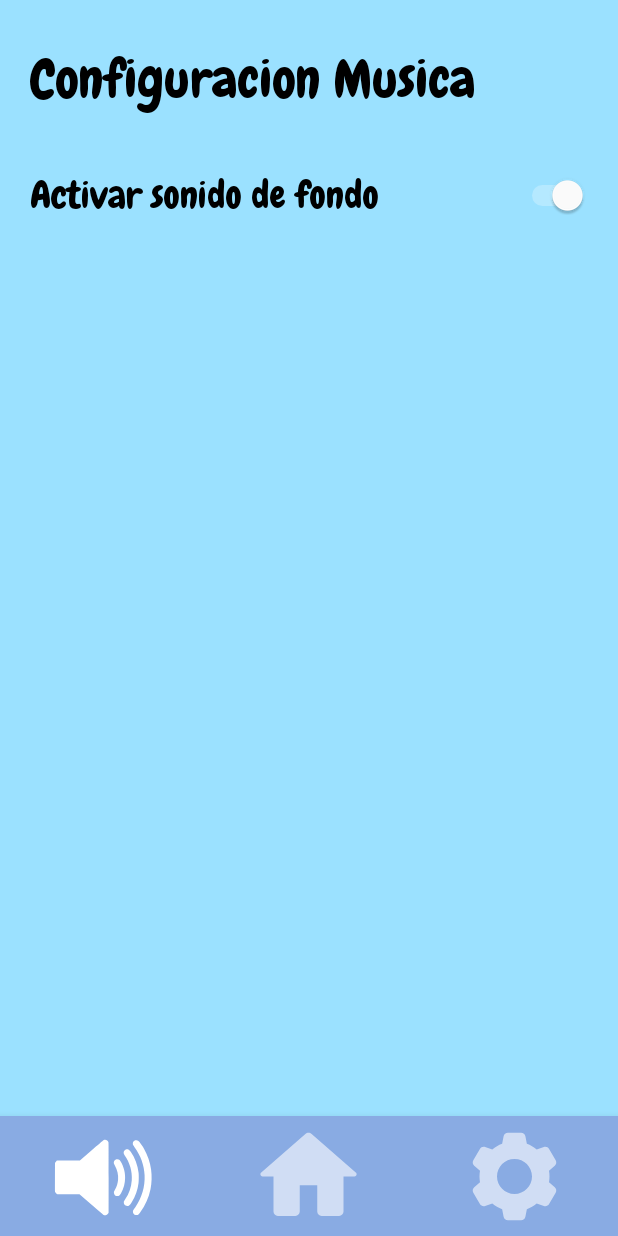
After one commit to Isa2604/Lab.DisMov, an Android app: the MusicFragment screen opened through its navigation route, on a phone screen of 412 x 824 dp. The commit adds this screen. Run offline under Robolectric (Android 15) with nearby library versions, the phone set to English and light mode, and no system bars; our stand-ins replace navigation-ui.

Commit message:
agregue musica de fondo y su preferencia de uso

```diff
--- a/app/src/main/java/com/example/playground/ui/home/HomeFragment.java
+++ b/app/src/main/java/com/example/playground/ui/home/HomeFragment.java
@@ -1,6 +1,9 @@
 package com.example.playground.ui.home;
 
+import android.content.Context;
 import android.content.Intent;
+import android.content.SharedPreferences;
+import android.media.MediaPlayer;
 import android.os.Bundle;
 import android.view.LayoutInflater;
 import android.view.View;
@@ -20,6 +23,15 @@ import com.example.playground.databinding.FragmentHomeBinding;
 public class HomeFragment extends Fragment {
 
     private FragmentHomeBinding binding;
+    private MediaPlayer mediaPlayer;
+
+    @Override
+    public void onCreate(Bundle savedInstanceState) {
+        super.onCreate(savedInstanceState);
+        // Inicializar el MediaPlayer con la música de fondo
+        mediaPlayer = MediaPlayer.create(getActivity(), R.raw.musicafondo);
+        mediaPlayer.setLooping(true); // Repetir la música en un loop
+    }
 
     public View onCreateView(@NonNull LayoutInflater inflater,
                              ViewGroup container, Bundle savedInstanceState) {
@@ -28,6 +40,16 @@ public class HomeFragment extends Fragment {
 
         binding = FragmentHomeBinding.inflate(inflater, container, false);
         View root = binding.getRoot();
+
+        // Obtener estado del sonido desde SharedPreferences
+        SharedPreferences preferences = getActivity().getPreferences(Context.MODE_PRIVATE);
+        boolean isSoundEnabled = preferences.getBoolean("sound_enabled", true);
+        // Inicializar el MediaPlayer con la música de fondo si el sonido está habilitado
+        if (isSoundEnabled) {
+            mediaPlayer = MediaPlayer.create(getActivity(), R.raw.musicafondo);
+            mediaPlayer.setLooping(true);
+            mediaPlayer.start();
+        }
 
         // Obtener referencias a los botones
         Button button = root.findViewById(R.id.button);
@@ -68,13 +90,49 @@ public class HomeFragment extends Fragment {
             }
         });
 
+        return root;
+    }
 
-        return root;
+    @Override
+    public void onResume() {
+        super.onResume();
+        // Verificar si el MediaPlayer no es nulo antes de reanudar la reproducción
+        if (mediaPlayer != null && !mediaPlayer.isPlaying()) {
+            mediaPlayer.start();
+        }
+    }
+
+    @Override
+    public void onPause() {
+        super.onPause();
+        // Verificar si el MediaPlayer no es nulo y está reproduciendo antes de pausar
+        if (mediaPlayer != null && mediaPlayer.isPlaying()) {
+            mediaPlayer.pause();
+        }
     }
 
     @Override
     public void onDestroyView() {
         super.onDestroyView();
+        // No necesitas liberar recursos del MediaPlayer aquí
+        // Ya que lo liberarás en onDestroy() del fragmento
+        // Detener y liberar el MediaPlayer cuando el fragmento se destruye
+        if (mediaPlayer != null) {
+            mediaPlayer.stop();
+            mediaPlayer.release();
+            mediaPlayer = null;
+        }
         binding = null;
     }
+
+    @Override
+    public void onDestroy() {
+        super.onDestroy();
+        // Liberar recursos del MediaPlayer cuando el fragmento se destruye
+        if (mediaPlayer != null) {
+            mediaPlayer.stop();
+            mediaPlayer.release();
+            mediaPlayer = null;
+        }
+    }
 }
--- /dev/null
+++ b/app/src/main/java/com/example/playground/ui/notifications/MusicFragment.java
@@ -0,0 +1,43 @@
+package com.example.playground.ui.notifications;
+
+import android.content.SharedPreferences;
+import android.os.Bundle;
+import android.view.LayoutInflater;
+import android.view.View;
+import android.view.ViewGroup;
+import android.widget.CompoundButton;
+import android.widget.Switch;
+
+import androidx.annotation.NonNull;
+import androidx.fragment.app.Fragment;
+
+import com.example.playground.R;
+
+public class MusicFragment extends Fragment {
+
+    private Switch soundSwitch;
+
+    public View onCreateView(@NonNull LayoutInflater inflater,
+                             ViewGroup container, Bundle savedInstanceState) {
+        View root = inflater.inflate(R.layout.fragment_music, container, false);
+
+        soundSwitch = root.findViewById(R.id.sound_switch);
+
+        // Recuperar el estado del Switch guardado en SharedPreferences
+        SharedPreferences preferences = getActivity().getPreferences(getActivity().MODE_PRIVATE);
+        boolean isSoundEnabled = preferences.getBoolean("sound_enabled", true);
+        soundSwitch.setChecked(isSoundEnabled);
+
+        soundSwitch.setOnCheckedChangeListener(new CompoundButton.OnCheckedChangeListener() {
+            @Override
+            public void onCheckedChanged(CompoundButton buttonView, boolean isChecked) {
+                // Guardar el estado del Switch en SharedPreferences
+                SharedPreferences.Editor editor = preferences.edit();
+                editor.putBoolean("sound_enabled", isChecked);
+                editor.apply();
+            }
+        });
+
+        return root;
+    }
+}
--- a/app/src/main/java/com/example/playground/ui/notifications/NotificationsViewModel.java
+++ b/app/src/main/java/com/example/playground/ui/notifications/NotificationsViewModel.java
@@ -10,7 +10,7 @@ public class NotificationsViewModel extends ViewModel {
 
     public NotificationsViewModel() {
         mText = new MutableLiveData<>();
-        mText.setValue("This is notifications fragment");
+        mText.setValue("This is Sound fragment");
     }
 
     public LiveData<String> getText() {
--- /dev/null
+++ b/app/src/main/res/layout/fragment_music.xml
@@ -0,0 +1,32 @@
+<?xml version="1.0" encoding="utf-8"?>
+<LinearLayout xmlns:android="http://schemas.android.com/apk/res/android"
+    xmlns:tools="http://schemas.android.com/tools"
+    android:layout_width="match_parent"
+    android:layout_height="match_parent"
+    android:orientation="vertical">
+
+    <TextView
+        android:layout_width="match_parent"
+        android:layout_height="wrap_content"
+        android:fontFamily="@font/chewy"
+        android:text="Configuracion Musica"
+        android:textColor="@color/black"
+        android:textSize="35sp"
+        android:layout_marginTop="30dp"
+        android:layout_marginEnd="20dp"
+        android:layout_marginStart="20dp"/>
+
+    <Switch
+        android:id="@+id/sound_switch"
+        android:layout_width="match_parent"
+        android:layout_height="wrap_content"
+        android:fontFamily="@font/chewy"
+        android:minHeight="48dp"
+        android:text="@string/activar_sonido_de_fondo"
+        android:textSize="25sp"
+        android:layout_marginTop="30dp"
+        tools:ignore="UseSwitchCompatOrMaterialXml"
+        android:layout_marginEnd="20dp"
+        android:layout_marginStart="20dp"/>
+
+</LinearLayout>
--- a/app/src/main/res/navigation/mobile_navigation.xml
+++ b/app/src/main/res/navigation/mobile_navigation.xml
@@ -7,9 +7,9 @@
 
     <fragment
         android:id="@+id/navigation_notifications"
-        android:name="com.example.playground.ui.notifications.NotificationsFragment"
+        android:name="com.example.playground.ui.notifications.MusicFragment"
         android:label="@string/title_sonido"
-        tools:layout="@layout/fragment_notifications" />
+        tools:layout="@layout/fragment_music" />
 
     <fragment
         android:id="@+id/navigation_home"
--- a/app/src/main/res/values/strings.xml
+++ b/app/src/main/res/values/strings.xml
@@ -12,4 +12,5 @@
     <string name="button5">PIANO</string>
 <!-- TODO: Remove or change this placeholder text -->
     <string name="hello_blank_fragment">Hello blank fragment</string>
+    <string name="activar_sonido_de_fondo">Activar sonido de fondo</string>
 </resources>
```
Also changed, not shown: app/src/main/java/com/example/playground/ui/notifications/NotificationsFragment.java (deleted, +0 -37 lines), app/src/main/res/layout/fragment_notifications.xml (deleted, +0 -22 lines), 1 other file.
